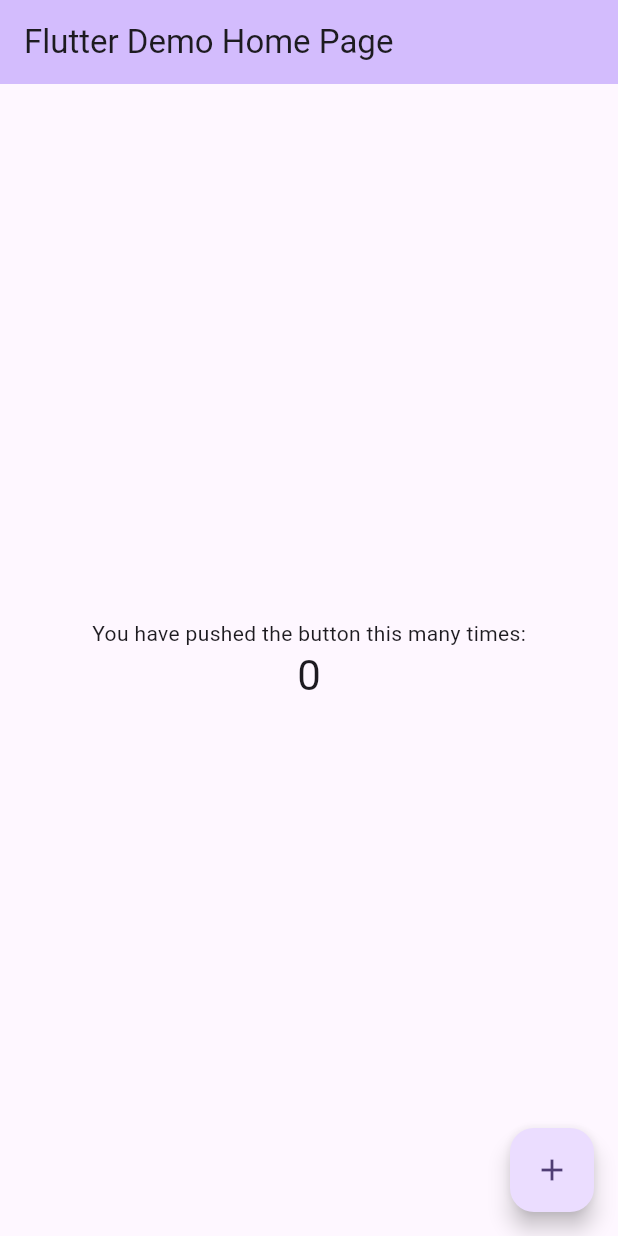
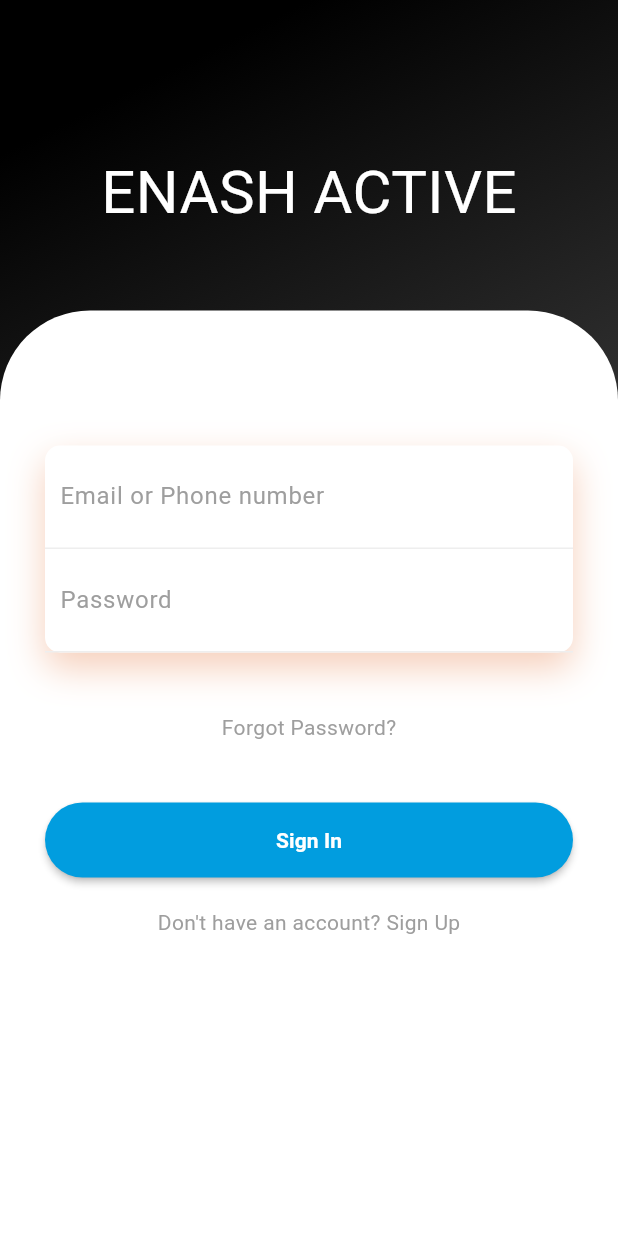
Before and after one commit to DharshithaSrimal/Enash-Active-FE, a Flutter app: the screen it shows after launch, on a phone screen of 412 x 824 dp. Run offline on Flutter 3.47's test engine with Material 3 defaults, Android fonts, the phone set to English and light mode, and no system bars; our stand-ins replace animate_do.

Commit message:
"login Page"

```diff
--- a/stadium_reservation/lib/main.dart
+++ b/stadium_reservation/lib/main.dart
@@ -1,125 +1,180 @@
 import 'package:flutter/material.dart';
+import 'package:animate_do/animate_do.dart';
 
-void main() {
-  runApp(const MyApp());
-}
+void main() => runApp(
+      MaterialApp(
+        debugShowCheckedModeBanner: false,
+        home: HomePage(),
+      ),
+    );
 
-class MyApp extends StatelessWidget {
-  const MyApp({super.key});
-
-  // This widget is the root of your application.
+class HomePage extends StatelessWidget {
   @override
   Widget build(BuildContext context) {
-    return MaterialApp(
-      title: 'Flutter Demo',
-      theme: ThemeData(
-        // This is the theme of your application.
-        //
-        // TRY THIS: Try running your application with "flutter run". You'll see
-        // the application has a purple toolbar. Then, without quitting the app,
-        // try changing the seedColor in the colorScheme below to Colors.green
-        // and then invoke "hot reload" (save your changes or press the "hot
-        // reload" button in a Flutter-supported IDE, or press "r" if you used
-        // the command line to start the app).
-        //
-        // Notice that the counter didn't reset back to zero; the application
-        // state is not lost during the reload. To reset the state, use hot
-        // restart instead.
-        //
-        // This works for code too, not just values: Most code changes can be
-        // tested with just a hot reload.
-        colorScheme: ColorScheme.fromSeed(seedColor: Colors.deepPurple),
-        useMaterial3: true,
+    return Scaffold(
+      body: Container(
+        width: double.infinity,
+        decoration: BoxDecoration(
+            gradient: LinearGradient(
+                begin: Alignment.topCenter,
+                colors: [Colors.black, Colors.grey.shade900, Colors.grey.shade800])),
+        child: Column(
+          crossAxisAlignment: CrossAxisAlignment.start,
+          children: <Widget>[
+            SizedBox(height: 80),
+            Padding(
+              padding: EdgeInsets.all(20),
+              child: Center(
+                child: Column(
+                  crossAxisAlignment: CrossAxisAlignment.start,
+                  children: <Widget>[
+                    FadeInUp(
+                        duration: Duration(milliseconds: 1000),
+                        child: Text(
+                          "ENASH ACTIVE",
+                          style: TextStyle(color: Colors.white, fontSize: 40),
+                        )),
+                    SizedBox(
+                      height: 10,
+                    ),
+                  ],
+                ),
+              ),
+            ),
+            SizedBox(height: 20),
+            Expanded(
+              child: Container(
+                decoration: BoxDecoration(
+                    color: Colors.white,
+                    borderRadius: BorderRadius.only(
+                        topLeft: Radius.circular(60),
+                        topRight: Radius.circular(60))),
+                child: Padding(
+                  padding: EdgeInsets.all(30),
+                  child: Column(
+                    children: <Widget>[
+                      SizedBox(
+                        height: 60,
+                      ),
+                      FadeInUp(
+                        duration: Duration(milliseconds: 1400),
+                        child: Container(
+                          decoration: BoxDecoration(
+                              color: Colors.white,
+                              borderRadius: BorderRadius.circular(10),
+                              boxShadow: [
+                                BoxShadow(
+                                    color: Color.fromRGBO(225, 95, 27, .3),
+                                    blurRadius: 20,
+                                    offset: Offset(0, 10))
+                              ]),
+                          child: Column(
+                            children: <Widget>[
+                              Container(
+                                padding: EdgeInsets.all(10),
+                                decoration: BoxDecoration(
+                                    border: Border(
+                                        bottom: BorderSide(
+                                            color: Colors.grey.shade200))),
+                                child: TextField(
+                                  decoration: InputDecoration(
+                                      hintText: "Email or Phone number",
+                                      hintStyle: TextStyle(color: Colors.grey),
+                                      border: InputBorder.none),
+                                ),
+                              ),
+                              Container(
+                                padding: EdgeInsets.all(10),
+                                decoration: BoxDecoration(
+                                    border: Border(
+                                        bottom: BorderSide(
+                                            color: Colors.grey.shade200))),
+                                child: TextField(
+                                  obscureText: true,
+                                  decoration: InputDecoration(
+                                      hintText: "Password",
+                                      hintStyle: TextStyle(color: Colors.grey),
+                                      border: InputBorder.none),
+                                ),
+                              ),
+                            ],
+                          ),
+                        ),
+                      ),
+                      SizedBox(
+                        height: 40,
+                      ),
+                      FadeInUp(
+                        duration: Duration(milliseconds: 1500),
+                        child: Text(
+                          "Forgot Password?",
+                          style: TextStyle(color: Colors.grey),
+                        ),
+                      ),
+                      SizedBox(
+                        height: 40,
+                      ),
+                      FadeInUp(
+                        duration: Duration(milliseconds: 1600),
+                        child: MaterialButton(
+                          onPressed: () {},
+                          height: 50,
+                          color: Color.fromARGB(255, 1, 157, 223),
+                          shape: RoundedRectangleBorder(
+                            borderRadius: BorderRadius.circular(50),
+                          ),
+                          child: Center(
+                            child: Text(
+                              "Sign In",
+                              style: TextStyle(
+                                  color: Colors.white,
+                                  fontWeight: FontWeight.bold),
+                            ),
+                          ),
+                        ),
+                      ),
+                      SizedBox(
+                        height: 20,
+                      ),
+                      GestureDetector(
+                        onTap: () {
+                          // Navigate to the sign-up page
+                          Navigator.push(
+                            context,
+                            MaterialPageRoute(builder: (context) => SignUpPage()),
+                          );
+                        },
+                        child: FadeInUp(
+                          duration: Duration(milliseconds: 1700),
+                          child: Text(
+                            "Don't have an account? Sign Up",
+                            style: TextStyle(color: Colors.grey),
+                          ),
+                        ),
+                      ),
+                    ],
+                  ),
+                ),
+              ),
+            )
+          ],
+        ),
       ),
-      home: const MyHomePage(title: 'Flutter Demo Home Page'),
     );
   }
 }
 
-class MyHomePage extends StatefulWidget {
-  const MyHomePage({super.key, required this.title});
-
-  // This widget is the home page of your application. It is stateful, meaning
-  // that it has a State object (defined below) that contains fields that affect
-  // how it looks.
-
-  // This class is the configuration for the state. It holds the values (in this
-  // case the title) provided by the parent (in this case the App widget) and
-  // used by the build method of the State. Fields in a Widget subclass are
-  // always marked "final".
-
-  final String title;
-
-  @override
-  State<MyHomePage> createState() => _MyHomePageState();
-}
-
-class _MyHomePageState extends State<MyHomePage> {
-  int _counter = 0;
-
-  void _incrementCounter() {
-    setState(() {
-      // This call to setState tells the Flutter framework that something has
-      // changed in this State, which causes it to rerun the build method below
-      // so that the display can reflect the updated values. If we changed
-      // _counter without calling setState(), then the build method would not be
-      // called again, and so nothing would appear to happen.
-      _counter++;
-    });
-  }
-
+class SignUpPage extends StatelessWidget {
   @override
   Widget build(BuildContext context) {
-    // This method is rerun every time setState is called, for instance as done
-    // by the _incrementCounter method above.
-    //
-    // The Flutter framework has been optimized to make rerunning build methods
-    // fast, so that you can just rebuild anything that needs updating rather
-    // than having to individually change instances of widgets.
+    // Implement your sign-up page UI here
     return Scaffold(
       appBar: AppBar(
-        // TRY THIS: Try changing the color here to a specific color (to
-        // Colors.amber, perhaps?) and trigger a hot reload to see the AppBar
-        // change color while the other colors stay the same.
-        backgroundColor: Theme.of(context).colorScheme.inversePrimary,
-        // Here we take the value from the MyHomePage object that was created by
-        // the App.build method, and use it to set our appbar title.
-        title: Text(widget.title),
+        title: Text("Sign Up"),
       ),
       body: Center(
-        // Center is a layout widget. It takes a single child and positions it
-        // in the middle of the parent.
-        child: Column(
-          // Column is also a layout widget. It takes a list of children and
-          // arranges them vertically. By default, it sizes itself to fit its
-          // children horizontally, and tries to be as tall as its parent.
-          //
-          // Column has various properties to control how it sizes itself and
-          // how it positions its children. Here we use mainAxisAlignment to
-          // center the children vertically; the main axis here is the vertical
-          // axis because Columns are vertical (the cross axis would be
-          // horizontal).
-          //
-          // TRY THIS: Invoke "debug painting" (choose the "Toggle Debug Paint"
-          // action in the IDE, or press "p" in the console), to see the
-          // wireframe for each widget.
-          mainAxisAlignment: MainAxisAlignment.center,
-          children: <Widget>[
-            const Text(
-              'You have pushed the button this many times:',
-            ),
-            Text(
-              '$_counter',
-              style: Theme.of(context).textTheme.headlineMedium,
-            ),
-          ],
-        ),
+        child: Text("Sign Up Page"),
       ),
-      floatingActionButton: FloatingActionButton(
-        onPressed: _incrementCounter,
-        tooltip: 'Increment',
-        child: const Icon(Icons.add),
-      ), // This trailing comma makes auto-formatting nicer for build methods.
     );
   }
 }
--- a/stadium_reservation/pubspec.yaml
+++ b/stadium_reservation/pubspec.yaml
@@ -36,6 +36,7 @@ dependencies:
   # Use with the CupertinoIcons class for iOS style icons.
   cupertino_icons: ^1.0.2
   intl: ^0.18.1
+  animate_do: ^3.1.2
 
 dev_dependencies:
   flutter_test:
```
Also changed, not shown: stadium_reservation/pubspec.lock.
